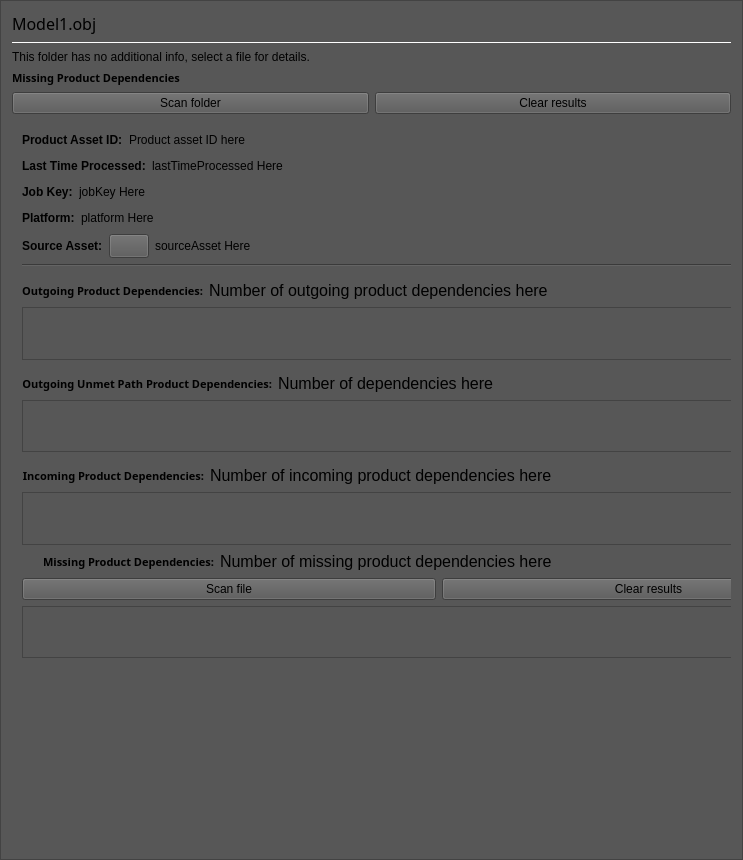
o3de/o3de, file Code/Tools/AssetProcessor/native/ui/ProductAssetDetailsPanel.ui: the form before one commit.
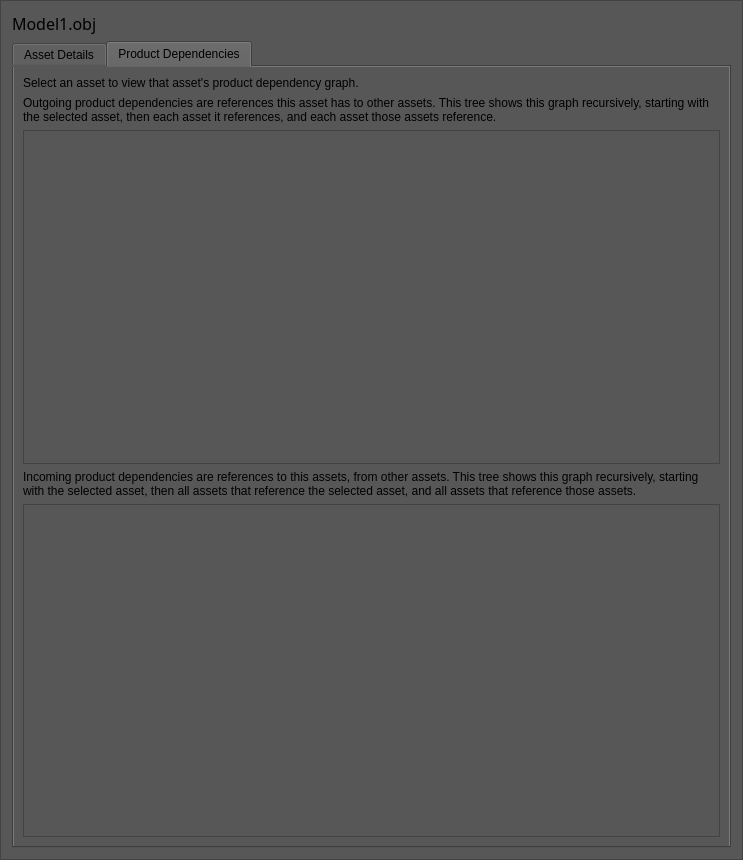
The form after the commit. The open tabs and pages were chosen to show the change. Icons and pictures are not drawn. Custom widgets are drawn as their Qt base class.

Commit message: Product dependency graph in the asset processor

```diff
--- a/Code/Tools/AssetProcessor/native/ui/ProductAssetDetailsPanel.ui
+++ b/Code/Tools/AssetProcessor/native/ui/ProductAssetDetailsPanel.ui
@@ -52,6 +52,14 @@
     </widget>
    </item>
    <item>
+    <widget class="QTabWidget" name="tabWidget">
+     <property name="currentIndex">
+      <number>0</number>
+     </property>
+     <widget class="QWidget" name="ProductInformationTab">
+      <attribute name="title">
+       <string>Asset Details</string>
+      </attribute>
     <layout class="QVBoxLayout" name="productPanelLayout">
      <item>
       <widget class="Line" name="AssetDetailsSeparator">
@@ -259,8 +267,8 @@
          <rect>
           <x>0</x>
           <y>0</y>
-          <width>721</width>
-          <height>756</height>
+            <width>699</width>
+            <height>691</height>
          </rect>
         </property>
         <property name="sizePolicy">
@@ -1176,6 +1184,80 @@
       </widget>
      </item>
     </layout>
+     </widget>
+     <widget class="QWidget" name="ProductDependenciesTab">
+      <attribute name="title">
+       <string>Product Dependencies</string>
+      </attribute>
+      <layout class="QVBoxLayout" name="ProductAssetsVerticalLayout" stretch="0,0,0,0,0">
+       <item>
+        <widget class="QLabel" name="FolderDescriptionProductDependencies">
+         <property name="sizePolicy">
+          <sizepolicy hsizetype="Preferred" vsizetype="Preferred">
+           <horstretch>0</horstretch>
+           <verstretch>0</verstretch>
+          </sizepolicy>
+         </property>
+         <property name="text">
+          <string>Select an asset to view that asset's product dependency graph.</string>
+         </property>
+         <property name="alignment">
+          <set>Qt::AlignLeading|Qt::AlignLeft|Qt::AlignTop</set>
+         </property>
+         <property name="wordWrap">
+          <bool>true</bool>
+         </property>
+        </widget>
+       </item>
+       <item>
+        <widget class="QLabel" name="OutgoingDescription">
+         <property name="text">
+          <string>Outgoing product dependencies are references this asset has to other assets. This tree shows this graph recursively, starting with the selected asset, then each asset it references, and each asset those assets reference.</string>
+         </property>
+         <property name="wordWrap">
+          <bool>true</bool>
+         </property>
+        </widget>
+       </item>
+       <item>
+        <widget class="QTreeView" name="OutgoingProductDependenciesTreeView">
+         <property name="sizePolicy">
+          <sizepolicy hsizetype="Expanding" vsizetype="Expanding">
+           <horstretch>0</horstretch>
+           <verstretch>0</verstretch>
+          </sizepolicy>
+         </property>
+         <property name="sortingEnabled">
+          <bool>false</bool>
+         </property>
+         <attribute name="headerDefaultSectionSize">
+          <number>300</number>
+         </attribute>
+        </widget>
+       </item>
+       <item>
+        <widget class="QLabel" name="IncomingDescription">
+         <property name="text">
+          <string>Incoming product dependencies are references to this assets, from other assets. This tree shows this graph recursively, starting with the selected asset, then all assets that reference the selected asset, and all assets that reference those assets.</string>
+         </property>
+         <property name="wordWrap">
+          <bool>true</bool>
+         </property>
+        </widget>
+       </item>
+       <item>
+        <widget class="QTreeView" name="IncomingProductDependenciesTreeView">
+         <property name="sortingEnabled">
+          <bool>false</bool>
+         </property>
+         <attribute name="headerDefaultSectionSize">
+          <number>300</number>
+         </attribute>
+        </widget>
+       </item>
+      </layout>
+     </widget>
+    </widget>
    </item>
   </layout>
  </widget>
```
Left out of the diff: 6 changed lines with no effect on the pictures. Lines whose indentation alone changed are shown as unchanged. The commit also changes 10 other files.
